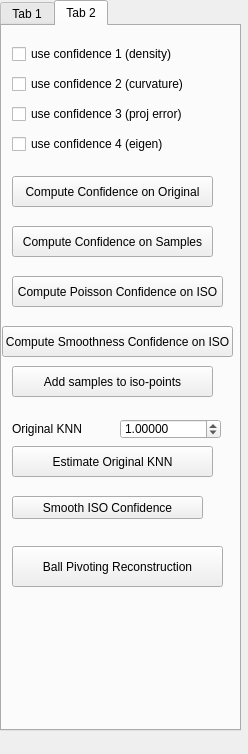
Qt form Point Cloud/UI/poisson_para.ui (sunwaylive/quality-driven-poisson-guided-autoscanning) before a commit.
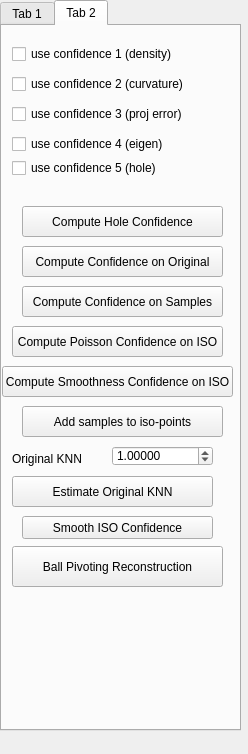
The same form after that commit. The open tabs and pages were chosen to show the change.

Commit message: add hole confidence, which improve the result a lot

The edit to the form file:
```diff
--- a/Point Cloud/UI/poisson_para.ui
+++ b/Point Cloud/UI/poisson_para.ui
@@ -424,8 +424,8 @@
     <widget class="QPushButton" name="pushButton_compute_confidence_original">
      <property name="geometry">
       <rect>
-       <x>10</x>
-       <y>150</y>
+       <x>20</x>
+       <y>220</y>
        <width>201</width>
        <height>31</height>
       </rect>
@@ -437,8 +437,8 @@
     <widget class="QPushButton" name="pushButton_compute_confidence_samples">
      <property name="geometry">
       <rect>
-       <x>10</x>
-       <y>200</y>
+       <x>20</x>
+       <y>260</y>
        <width>201</width>
        <height>31</height>
       </rect>
@@ -451,7 +451,7 @@
      <property name="geometry">
       <rect>
        <x>10</x>
-       <y>250</y>
+       <y>300</y>
        <width>211</width>
        <height>31</height>
       </rect>
@@ -464,7 +464,7 @@
      <property name="geometry">
       <rect>
        <x>0</x>
-       <y>300</y>
+       <y>340</y>
        <width>231</width>
        <height>31</height>
       </rect>
@@ -476,8 +476,8 @@
     <widget class="QPushButton" name="pushButton_add_samples_to_iso_points">
      <property name="geometry">
       <rect>
-       <x>10</x>
-       <y>340</y>
+       <x>20</x>
+       <y>380</y>
        <width>201</width>
        <height>31</height>
       </rect>
@@ -489,8 +489,8 @@
     <widget class="QDoubleSpinBox" name="original_knn_number">
      <property name="geometry">
       <rect>
-       <x>118</x>
-       <y>393</y>
+       <x>110</x>
+       <y>420</y>
        <width>101</width>
        <height>20</height>
       </rect>
@@ -515,7 +515,7 @@
      <property name="geometry">
       <rect>
        <x>10</x>
-       <y>390</y>
+       <y>420</y>
        <width>102</width>
        <height>26</height>
       </rect>
@@ -528,7 +528,7 @@
      <property name="geometry">
       <rect>
        <x>10</x>
-       <y>420</y>
+       <y>450</y>
        <width>201</width>
        <height>31</height>
       </rect>
@@ -540,8 +540,8 @@
     <widget class="QPushButton" name="pushButton_label_smooth">
      <property name="geometry">
       <rect>
-       <x>10</x>
-       <y>470</y>
+       <x>20</x>
+       <y>490</y>
        <width>191</width>
        <height>23</height>
       </rect>
@@ -563,6 +563,32 @@
       <string>Ball Pivoting Reconstruction</string>
      </property>
     </widget>
+    <widget class="QCheckBox" name="checkBox_use_confidence5">
+     <property name="geometry">
+      <rect>
+       <x>10</x>
+       <y>134</y>
+       <width>231</width>
+       <height>16</height>
+      </rect>
+     </property>
+     <property name="text">
+      <string>use confidence 5 (hole)</string>
+     </property>
+    </widget>
+    <widget class="QPushButton" name="pushButton_compute_hole_confidence">
+     <property name="geometry">
+      <rect>
+       <x>20</x>
+       <y>180</y>
+       <width>201</width>
+       <height>31</height>
+      </rect>
+     </property>
+     <property name="text">
+      <string>Compute Hole Confidence</string>
+     </property>
+    </widget>
    </widget>
   </widget>
  </widget>
```
The commit also changes 14 other files.
